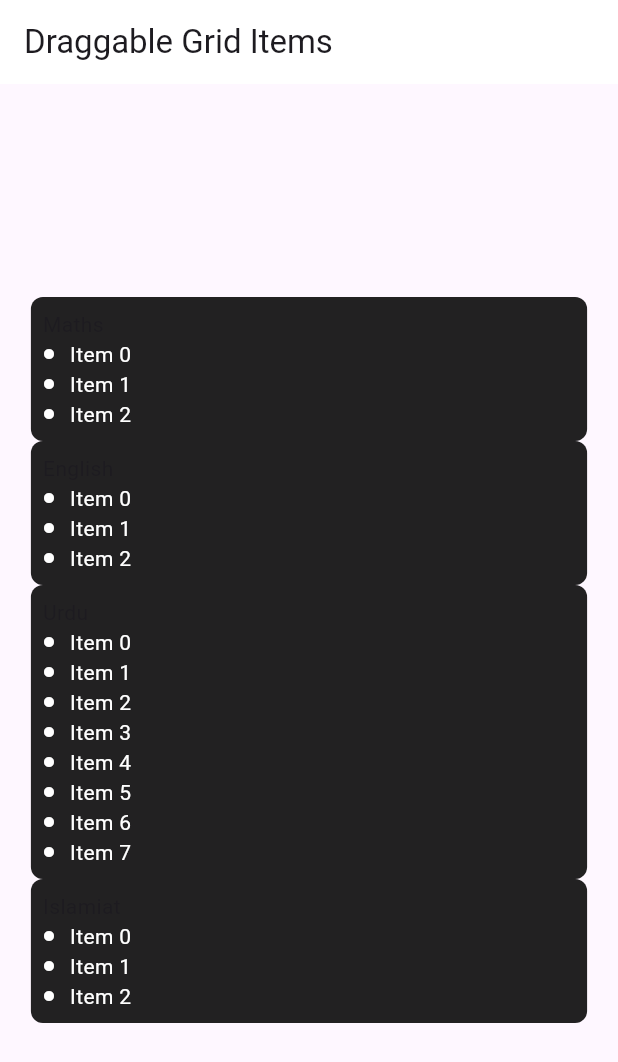
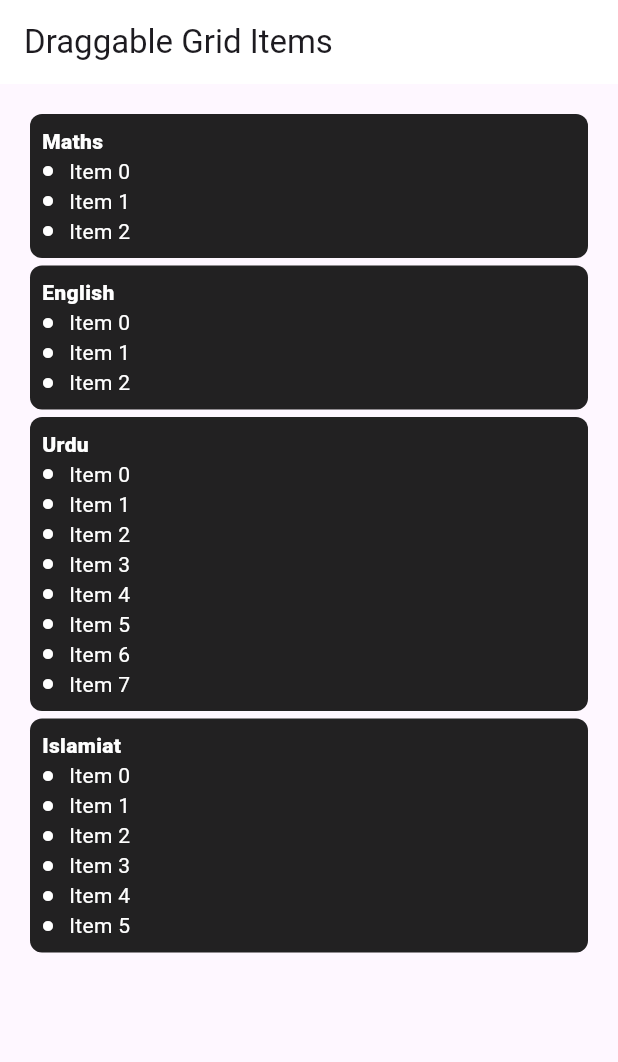
Before and after one commit to AbsarDotDev/DragGrid, a Flutter app: the screen it shows after launch, on a phone screen of 412 x 824 dp. Shown: the top 1062 px of the screen. Run offline on Flutter 3.47's test engine with Material 2 defaults, Android fonts, the phone set to English and light mode, and no system bars; our stand-ins replace bloc, flutter_bloc; generated files the repository leaves out were written again; Roboto replaces fonts that are missing (Poppins).

Commit message:
Replace Grid View with Masonry Grid View

```diff
--- a/lib/app/screens/draggable/view/draggable_grid.dart
+++ b/lib/app/screens/draggable/view/draggable_grid.dart
@@ -1,5 +1,6 @@
 import 'package:flutter/gestures.dart';
 import 'package:flutter/material.dart';
+import 'package:flutter_staggered_grid_view/flutter_staggered_grid_view.dart';
 import 'package:ustad_mech/app/screens/draggable/view/draggable_item_drag.dart';
 
 import 'package:ustad_mech/app/screens/draggable/view/draggable_item_widget.dart';
@@ -9,9 +10,8 @@ typedef GalleryItemBuilder = Widget Function();
 class GridGallery extends StatefulWidget {
   const GridGallery({
     required this.galleries,
-    super.key,
+    required this.crossAxisCount, super.key,
     this.scrollDirection = Axis.vertical,
-    this.crossAxisCount = 3,
     this.childAspectRatio = 1.0,
     this.crossAxisSpacing = 5.0,
     this.mainAxisSpacing = 5.0,
@@ -60,17 +60,30 @@ class GridGalleryState extends State<GridGallery>
 
   @override
   Widget build(BuildContext context) {
-    return Wrap(
-      children: [
-        for (int i = 0; i < widget.galleries.length; i++)
-          GalleryItemWidget(
-            key: ValueKey(i),
-            index: i,
-            curve: widget.curve,
-            child: widget.galleries[i],
-          ),
-        if (canAddGallery) widget.addGallery!.call(),
-      ],
+    return MasonryGridView.count(
+      itemCount: widget.galleries.length,
+      crossAxisCount:widget.crossAxisCount,
+      crossAxisSpacing: widget.crossAxisSpacing,
+      mainAxisSpacing: widget.mainAxisSpacing,
+      itemBuilder: (context, index) {
+        return GalleryItemWidget(
+          key: ValueKey(index),
+          index: index,
+          curve: widget.curve,
+          child: widget.galleries[index],
+        );
+      },
+
+      // children: [
+      //   for (int i = 0; i < widget.galleries.length; i++)
+      //     GalleryItemWidget(
+      //       key: ValueKey(i),
+      //       index: i,
+      //       curve: widget.curve,
+      //       child: widget.galleries[i],
+      //     ),
+      //   if (canAddGallery) widget.addGallery!.call(),
+      // ],
     );
   }
 
--- a/lib/app/screens/draggable/view/draggable_item_drag.dart
+++ b/lib/app/screens/draggable/view/draggable_item_drag.dart
@@ -1,8 +1,8 @@
 import 'package:flutter/gestures.dart';
 import 'package:flutter/material.dart';
 
+import 'package:ustad_mech/app/screens/draggable/view/draggable_grid.dart';
 import 'package:ustad_mech/app/screens/draggable/view/draggable_item_widget.dart';
-import 'package:ustad_mech/app/screens/draggable/view/draggable_grid.dart';
 
 typedef GalleryItemDragUpdate = void Function(GalleryItemDrag, Offset, Offset);
 typedef GalleryItemDragCallback = void Function(GalleryItemDrag);
--- a/lib/app/screens/draggable/view/draggable_page.dart
+++ b/lib/app/screens/draggable/view/draggable_page.dart
@@ -6,7 +6,14 @@ final List<Widget> items = [
     mainAxisSize: MainAxisSize.min,
     crossAxisAlignment: CrossAxisAlignment.start,
     children: [
-      const Text('Maths'),
+      const Text(
+        'Maths',
+        style: TextStyle(
+          fontWeight: FontWeight.w800,
+          color: Colors.white,
+          fontFamily: 'Poppins',
+        ),
+      ),
       ListView.builder(
         physics: const NeverScrollableScrollPhysics(),
         shrinkWrap: true,
@@ -37,7 +44,14 @@ final List<Widget> items = [
     mainAxisSize: MainAxisSize.min,
     crossAxisAlignment: CrossAxisAlignment.start,
     children: [
-      const Text('English'),
+      const Text(
+        'English',
+        style: TextStyle(
+          fontWeight: FontWeight.w800,
+          color: Colors.white,
+          fontFamily: 'Poppins',
+        ),
+      ),
       ListView.builder(
         physics: const NeverScrollableScrollPhysics(),
         shrinkWrap: true,
@@ -68,7 +82,14 @@ final List<Widget> items = [
     mainAxisSize: MainAxisSize.min,
     crossAxisAlignment: CrossAxisAlignment.start,
     children: [
-      const Text('Urdu'),
+      const Text(
+        'Urdu',
+        style: TextStyle(
+          fontWeight: FontWeight.w800,
+          color: Colors.white,
+          fontFamily: 'Poppins',
+        ),
+      ),
       ListView.builder(
         physics: const NeverScrollableScrollPhysics(),
         shrinkWrap: true,
@@ -99,11 +120,18 @@ final List<Widget> items = [
     mainAxisSize: MainAxisSize.min,
     crossAxisAlignment: CrossAxisAlignment.start,
     children: [
-      const Text('Islamiat'),
+      const Text(
+        'Islamiat',
+        style: TextStyle(
+          fontWeight: FontWeight.w800,
+          color: Colors.white,
+          fontFamily: 'Poppins',
+        ),
+      ),
       ListView.builder(
         physics: const NeverScrollableScrollPhysics(),
         shrinkWrap: true,
-        itemCount: 3,
+        itemCount: 6,
         itemBuilder: (context, index) {
           return Row(
             mainAxisSize: MainAxisSize.min,
@@ -151,6 +179,7 @@ class _GridGalleryExampleState extends State<GridGalleryExample> {
         padding: const EdgeInsets.all(20),
         child: Center(
           child: GridGallery(
+            crossAxisCount: MediaQuery.of(context).size.width < 600 ? 1 : 3,
             galleries: galleries,
           ),
         ),
--- a/pubspec.yaml
+++ b/pubspec.yaml
@@ -11,10 +11,11 @@ dependencies:
   flutter:
     sdk: flutter
   flutter_bloc: ^8.1.3
+
   flutter_localizations:
     sdk: flutter
+  flutter_staggered_grid_view: ^0.7.0
   intl: ^0.18.0
-  flutter_draggable_gridview: ^0.0.8
 
 dev_dependencies:
   bloc_test: ^9.1.4
```
Also changed, not shown: pubspec.lock.
